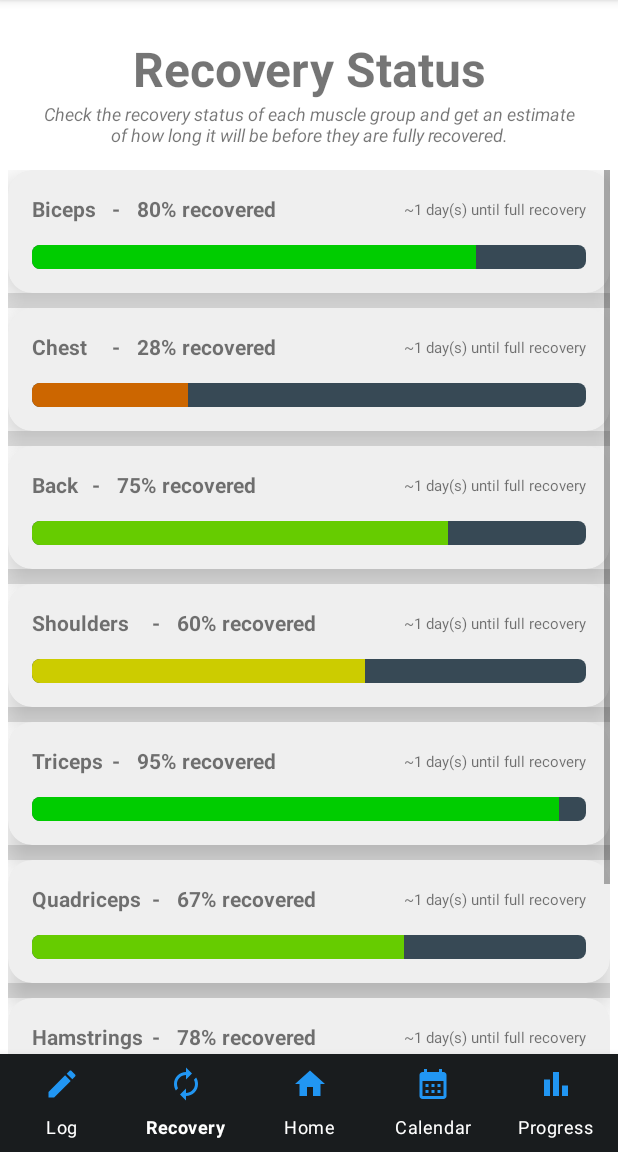
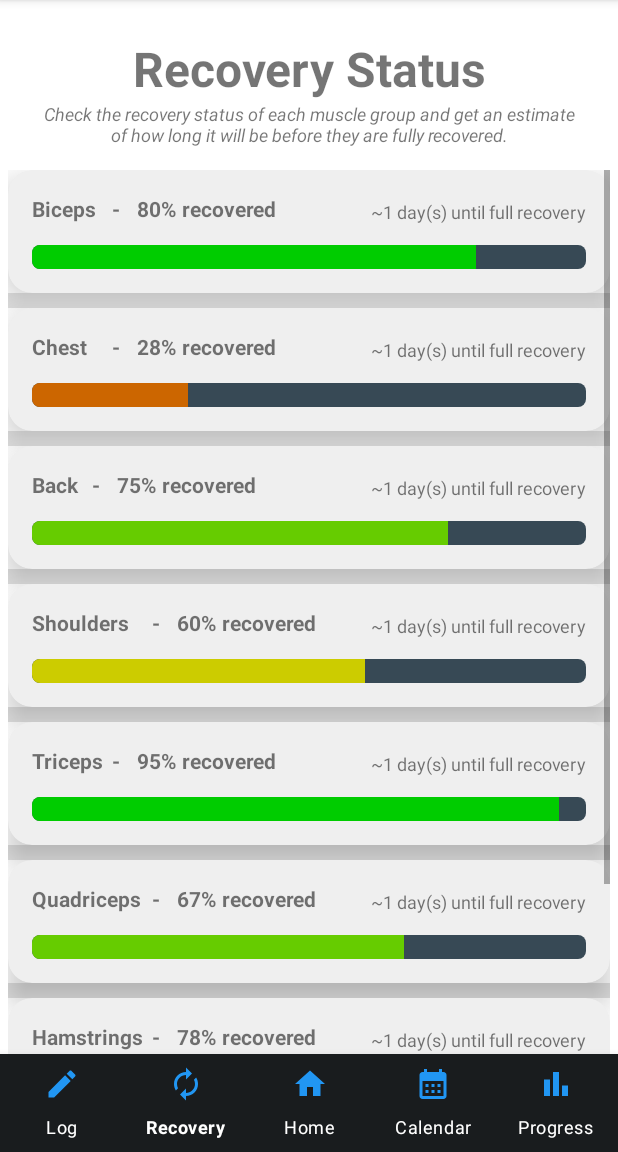
Before and after one commit to Liam-boston/ActiveSync, an Android app: the screen it shows after launch (MainActivity), item 2 of the bottom bar chosen, on a phone screen of 412 x 824 dp, the part 84-1236 px from its top. Run offline under Robolectric (Android 15) with nearby library versions, the phone set to English and light mode, and no system bars; our stand-ins replace Room's generated code; libraries missing offline, so code that uses them is left out: androidx.test.core.

Commit message:
increased font size of estimated time till full recovery

```diff
--- a/app/src/main/res/layout/recovery_status_list_item.xml
+++ b/app/src/main/res/layout/recovery_status_list_item.xml
@@ -30,7 +30,7 @@
             android:layout_height="wrap_content"
             android:layout_marginTop="3dp"
             android:layout_alignParentEnd="true"
-            android:textSize="10sp" />
+            android:textSize="12sp" />
 
         <ProgressBar
             android:id="@+id/recoveryBar"
```
